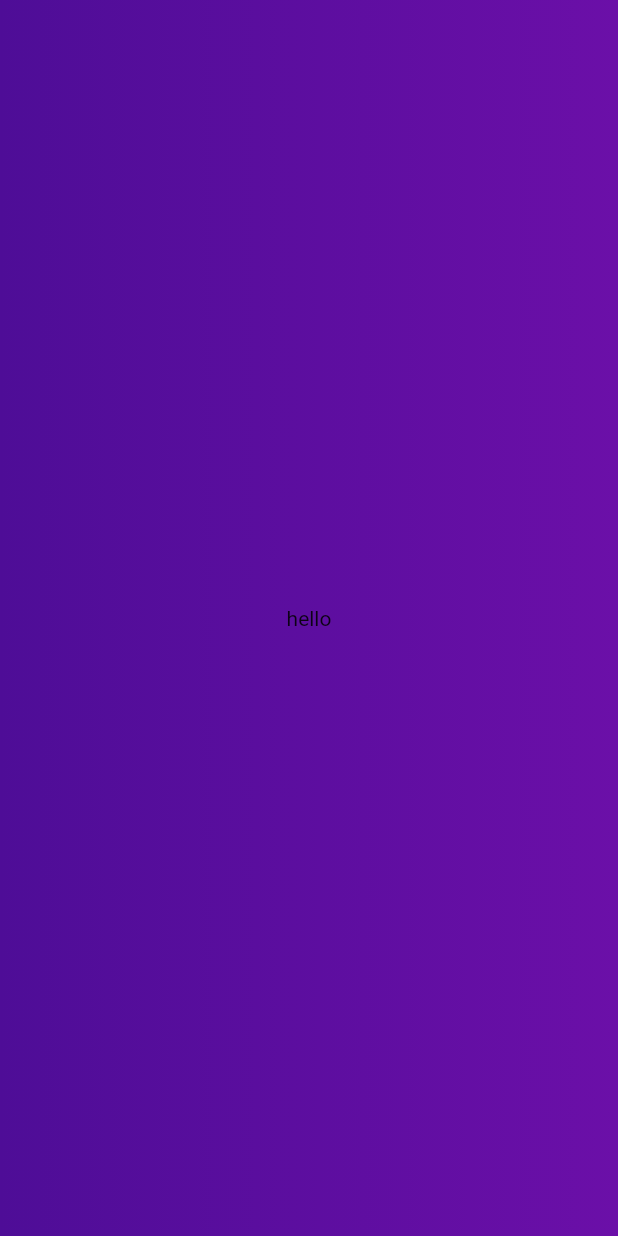
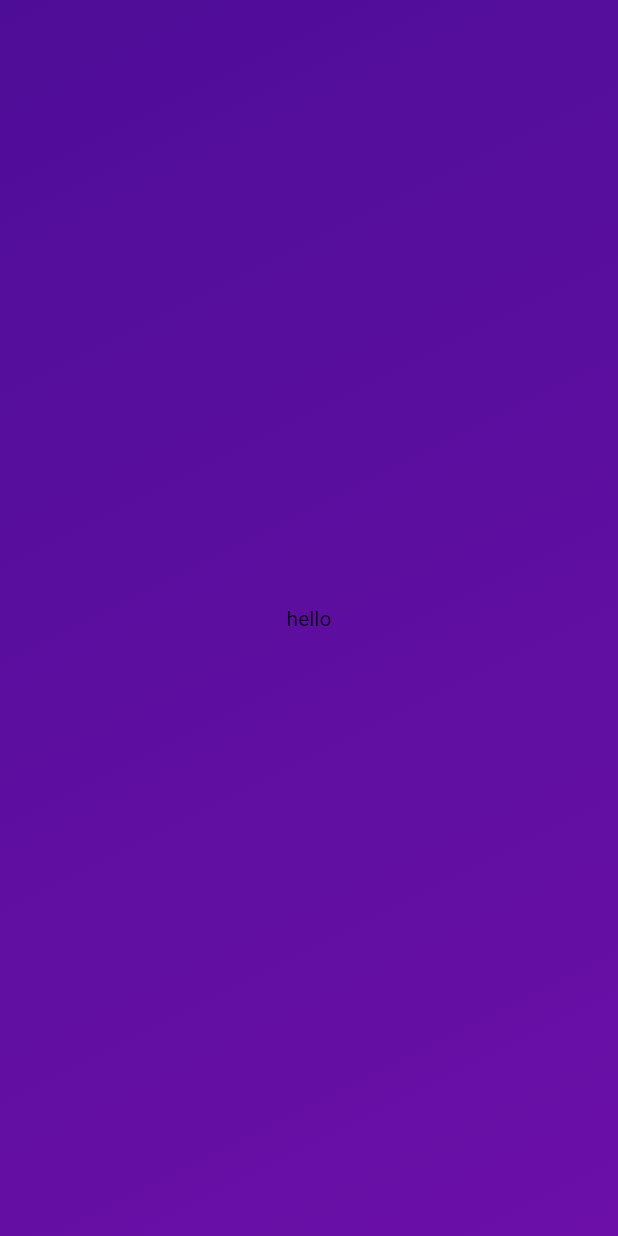
Before and after one commit to demonking15543/quiz_app, a Flutter app: the screen it shows after launch, on a phone screen of 412 x 824 dp. Run offline on Flutter 3.47's test engine with Material 2 defaults, Android fonts, the phone set to English and light mode, and no system bars.

Commit message:
screen color updated

```diff
--- a/lib/main.dart
+++ b/lib/main.dart
@@ -18,7 +18,9 @@ class QizeApp extends StatelessWidget {
               Color.fromARGB(255, 107, 15, 168)
 
 
-          ])),
+          ],
+          begin: Alignment.topLeft,
+          end: Alignment.bottomRight)),
           child: const StartScreen(),
         ),
       ),
```
